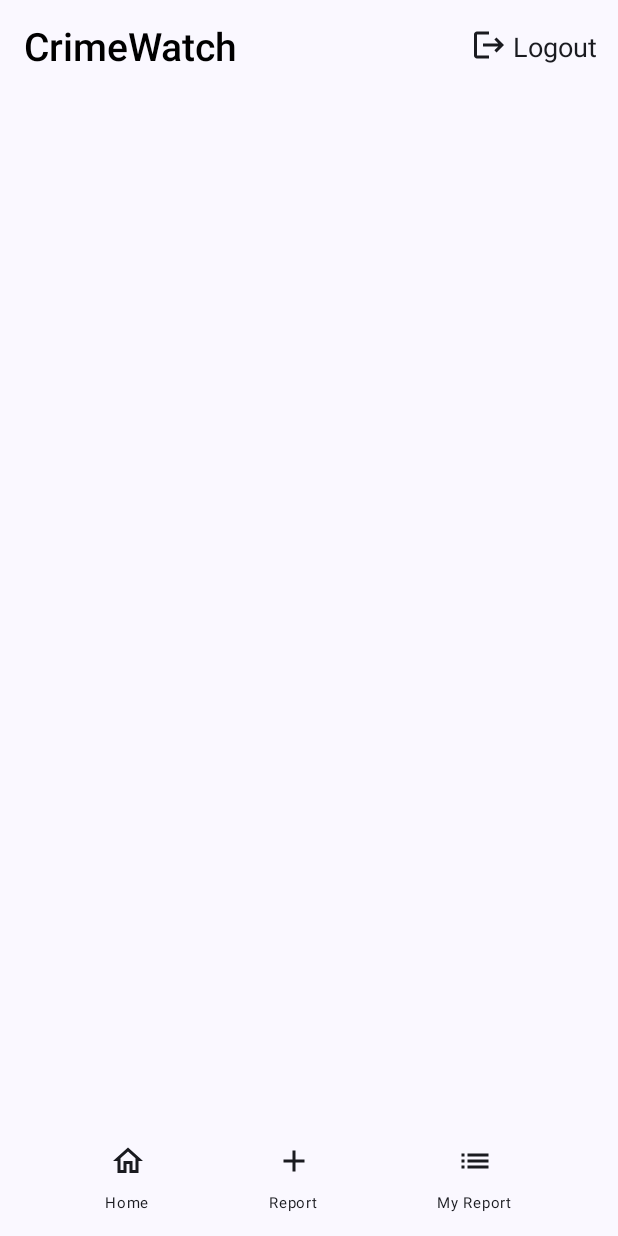
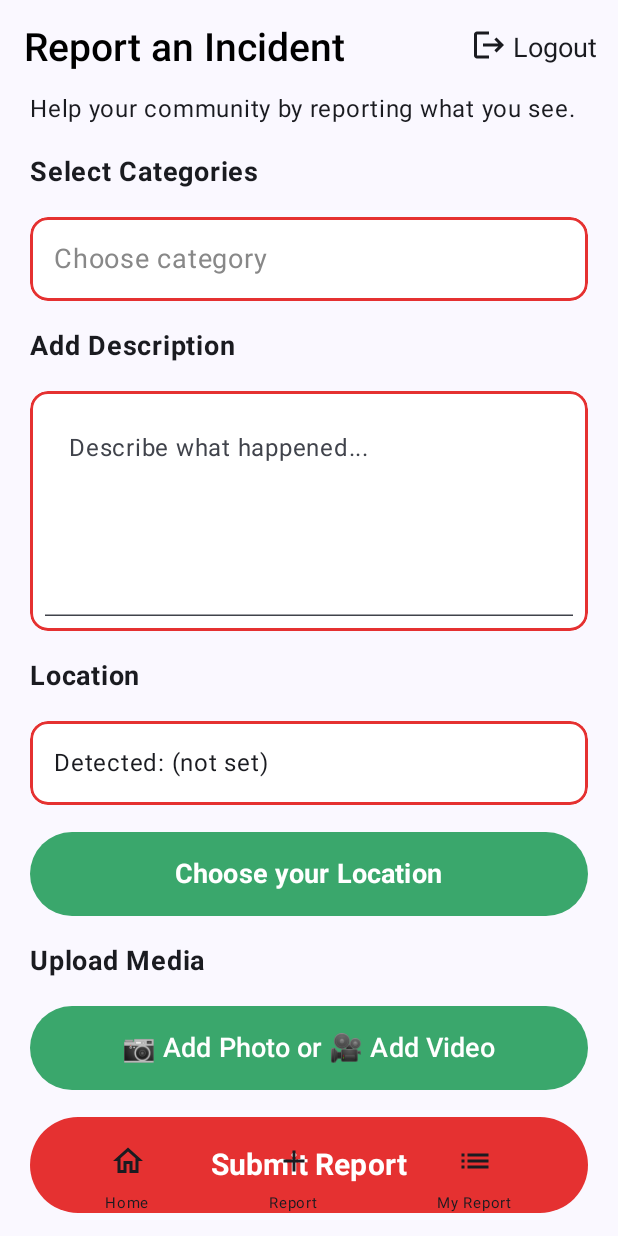
Before and after one commit to DevDewangan16/CrimeWatch, an Android app built with Jetpack Compose: the composable CrimeApp shown on its own in the app's theme, after a tap on "Report", on a phone screen of 412 x 824 dp. Run offline under Robolectric (Android 15) with nearby library versions, the phone set to English and light mode, and no system bars; our stand-ins replace Firebase (no records; nobody signed in at launch, a user with empty details on screens opened directly).

Commit message:
Completed the UI of the Report Screen .

```diff
--- a/app/src/main/java/com/example/crimewatch/ui/CrimeApp.kt
+++ b/app/src/main/java/com/example/crimewatch/ui/CrimeApp.kt
@@ -147,10 +147,14 @@ fun CrimeApp(
                     navHostController = navHostController
                 )
             }
+            composable(route = CrimeAppScreen.Report.name){
+                ReportScreen(crimeViewModel = crimeViewModel, navHostController = navHostController)
+            }
         }
 
         if (logoutClicked){
             AlertCheck(onYesButtonPressed = {
+                crimeViewModel.setLogoutStatus(false)
                 crimeViewModel.signOut()
             },
                 onNoButtonPressed = {
--- /dev/null
+++ b/app/src/main/java/com/example/crimewatch/ui/ReportScreen.kt
@@ -0,0 +1,356 @@
+// ReportScreen.kt
+package com.example.crimewatch.ui
+
+import android.net.Uri
+import androidx.activity.compose.rememberLauncherForActivityResult
+import androidx.activity.result.contract.ActivityResultContracts
+import androidx.compose.foundation.BorderStroke
+import androidx.compose.foundation.background
+import androidx.compose.foundation.border
+import androidx.compose.foundation.clickable
+import androidx.compose.foundation.layout.Arrangement
+import androidx.compose.foundation.layout.Box
+import androidx.compose.foundation.layout.Column
+import androidx.compose.foundation.layout.Row
+import androidx.compose.foundation.layout.Spacer
+import androidx.compose.foundation.layout.fillMaxWidth
+import androidx.compose.foundation.layout.fillMaxSize
+import androidx.compose.foundation.layout.height
+import androidx.compose.foundation.layout.padding
+import androidx.compose.foundation.layout.size
+import androidx.compose.foundation.layout.fillMaxHeight
+import androidx.compose.foundation.rememberScrollState
+import androidx.compose.foundation.verticalScroll
+import androidx.compose.foundation.shape.RoundedCornerShape
+import androidx.compose.material3.AlertDialog
+import androidx.compose.material3.ButtonDefaults
+import androidx.compose.material3.Card
+import androidx.compose.material3.CircularProgressIndicator
+import androidx.compose.material3.ExperimentalMaterial3Api
+import androidx.compose.material3.Icon
+import androidx.compose.material3.Scaffold
+import androidx.compose.material3.Text
+import androidx.compose.material3.Button
+import androidx.compose.material3.TextButton
+import androidx.compose.material3.TextField
+import androidx.compose.material3.TextFieldDefaults
+import androidx.compose.runtime.Composable
+import androidx.compose.runtime.LaunchedEffect
+import androidx.compose.runtime.getValue
+import androidx.compose.runtime.rememberCoroutineScope
+import androidx.compose.runtime.mutableStateOf
+import androidx.compose.runtime.remember
+import androidx.compose.runtime.setValue
+import androidx.compose.ui.Alignment
+import androidx.compose.ui.Modifier
+import androidx.compose.ui.graphics.Color
+import androidx.compose.ui.draw.clip
+import androidx.compose.ui.platform.LocalContext
+import androidx.compose.ui.res.painterResource
+import androidx.compose.ui.text.font.FontWeight
+import androidx.compose.ui.unit.dp
+import androidx.compose.ui.unit.sp
+import androidx.navigation.NavHostController
+import com.example.crimewatch.R
+import kotlinx.coroutines.delay
+import kotlinx.coroutines.launch
+import androidx.compose.foundation.layout.padding
+import androidx.compose.foundation.layout.width
+import androidx.compose.foundation.layout.ColumnScope
+import androidx.compose.foundation.layout.fillMaxWidth
+import androidx.compose.ui.text.style.TextAlign
+import androidx.compose.foundation.layout.navigationBarsPadding
+
+@OptIn(ExperimentalMaterial3Api::class)
+@Composable
+fun ReportScreen(
+    crimeViewModel: CrimeViewModel,
+    navHostController: NavHostController
+) {
+    // State
+    var showCategoryDialog by remember { mutableStateOf(false) }
+    var selectedCategory by remember { mutableStateOf<String?>(null) }
+    var description by remember { mutableStateOf("") }
+    var locationText by remember { mutableStateOf("Detected: (not set)") }
+    var pickedMediaUri by remember { mutableStateOf<Uri?>(null) }
+
+    var isSubmitting by remember { mutableStateOf(false) }
+    var showSuccessDialog by remember { mutableStateOf(false) }
+    var showFailureDialog by remember { mutableStateOf(false) }
+
+    val coroutineScope = rememberCoroutineScope()
+    val context = LocalContext.current
+
+    // Media picker
+    val mediaPicker = rememberLauncherForActivityResult(
+        contract = ActivityResultContracts.GetContent()
+    ) { uri: Uri? ->
+        if (uri != null) pickedMediaUri = uri
+    }
+
+    val categories = listOf(
+        "Municipal Complaints",
+        "Theft",
+        "Accident",
+        "Harassment",
+        "Vandalism",
+        "Other"
+    )
+
+    // Scaffold + scrollable content
+    Scaffold { innerPadding ->
+        val scrollState = rememberScrollState()
+
+        Column(
+            modifier = Modifier
+                .padding(innerPadding)                   // respect scaffold insets
+                .padding(horizontal = 20.dp, vertical = 12.dp)
+                .verticalScroll(scrollState)              // enable scrolling
+                .fillMaxWidth()
+                .navigationBarsPadding(),                 // keep above navigation bars
+            verticalArrangement = Arrangement.spacedBy(18.dp)
+        ) {
+            Text(text = "Report an Incident", fontSize = 26.sp, fontWeight = FontWeight.Bold)
+            Text(text = "Help your community by reporting what you see.", fontSize = 16.sp)
+
+            // Category
+            Text(text = "Select Categories", fontSize = 18.sp, fontWeight = FontWeight.Bold)
+            Box(
+                modifier = Modifier
+                    .fillMaxWidth()
+                    .height(56.dp)
+                    .clip(RoundedCornerShape(12.dp))
+                    .background(Color.White)
+                    .borderRounded(red = true)
+                    .clickable { showCategoryDialog = true },
+                contentAlignment = Alignment.CenterStart
+            ) {
+                Text(
+                    text = selectedCategory ?: "Choose category",
+                    modifier = Modifier.padding(horizontal = 16.dp),
+                    fontSize = 18.sp,
+                    color = if (selectedCategory == null) Color.Gray else Color.Black
+                )
+            }
+
+            // Description
+            Text(text = "Add Description", fontSize = 18.sp, fontWeight = FontWeight.Bold)
+            Box(
+                modifier = Modifier
+                    .fillMaxWidth()
+                    .height(160.dp)
+                    .clip(RoundedCornerShape(12.dp))
+                    .background(Color.White)
+                    .borderRounded(red = true)
+                    .padding(6.dp)
+            ) {
+                TextField(
+                    value = description,
+                    onValueChange = { description = it },
+                    placeholder = { Text(text = "Describe what happened...") },
+                    modifier = Modifier
+                        .fillMaxSize()
+                        .padding(4.dp),
+                    colors = TextFieldDefaults.textFieldColors(
+                        containerColor = Color.Transparent
+                    )
+                )
+            }
+
+            // Location
+            Text(text = "Location", fontSize = 18.sp, fontWeight = FontWeight.Bold)
+            Box(
+                modifier = Modifier
+                    .fillMaxWidth()
+                    .height(56.dp)
+                    .clip(RoundedCornerShape(12.dp))
+                    .background(Color.White)
+                    .borderRounded(red = true),
+                contentAlignment = Alignment.CenterStart
+            ) {
+                Text(text = locationText, modifier = Modifier.padding(horizontal = 16.dp), fontSize = 16.sp)
+            }
+
+            Button(
+                onClick = {
+                    // placeholder location detection
+                    locationText = "Detected: Near Central Park"
+                },
+                modifier = Modifier
+                    .fillMaxWidth()
+                    .height(56.dp),
+                colors = androidx.compose.material3.ButtonDefaults.buttonColors(containerColor = Color(0xFF3AA76C))
+            ) {
+                Text(text = "Choose your Location", fontSize = 18.sp, color = Color.White, fontWeight = FontWeight.Bold)
+            }
+
+            // Upload
+            Text(text = "Upload Media", fontSize = 18.sp, fontWeight = FontWeight.Bold)
+            Button(
+                onClick = {
+                    mediaPicker.launch("*/*")
+                },
+                modifier = Modifier
+                    .fillMaxWidth()
+                    .height(56.dp),
+                colors = androidx.compose.material3.ButtonDefaults.buttonColors(containerColor = Color(0xFF3AA76C))
+            ) {
+                Text(text = "\uD83D\uDCF7 Add Photo or \uD83C\uDFA5 Add Video", fontSize = 18.sp, color = Color.White)
+            }
+            pickedMediaUri?.let { uri ->
+                Text(text = "Selected: ${uri.lastPathSegment ?: uri}", fontSize = 12.sp, color = Color.Gray)
+            }
+
+            // Submit
+            Button(
+                onClick = {
+                    if (selectedCategory.isNullOrBlank()) {
+                        showFailureDialog = true
+                        return@Button
+                    }
+                    isSubmitting = true
+                    coroutineScope.launch {
+                        val success = simulateSubmit(
+                            category = selectedCategory!!,
+                            description = description,
+                            location = locationText,
+                            media = pickedMediaUri
+                        )
+                        isSubmitting = false
+                        if (success) showSuccessDialog = true else showFailureDialog = true
+                    }
+                },
+                modifier = Modifier
+                    .fillMaxWidth()
+                    .height(64.dp),
+                colors = ButtonDefaults.buttonColors(containerColor = Color(0xFFE53131))
+            ) {
+                if (isSubmitting) {
+                    CircularProgressIndicator(color = Color.White, modifier = Modifier.size(20.dp))
+                } else {
+                    Text(text = "Submit Report", fontSize = 20.sp, color = Color.White, fontWeight = FontWeight.Bold)
+                }
+            }
+
+            // Extra bottom spacer so content doesn't get hidden by bottom bar
+            Spacer(modifier = Modifier.height(88.dp))
+        }
+    }
+
+    // Category dialog
+    if (showCategoryDialog) {
+        CategorySelectionDialog(
+            categories = categories,
+            onSelect = {
+                selectedCategory = it
+                showCategoryDialog = false
+            },
+            onDismiss = { showCategoryDialog = false }
+        )
+    }
+
+    // Success / Failure
+    if (showSuccessDialog) {
+        FullScreenMessageDialog(
+            titleEmoji = "\u2705",
+            title = "Report Submitted",
+            message = "Your report has been sent for verification.\nYou’ll be notified once reviewed.",
+            positiveLabel = "OK",
+            onPositive = {
+                showSuccessDialog = false
+                navHostController.navigate(CrimeAppScreen.Home.name) {
+                    popUpTo(CrimeAppScreen.Report.name) { inclusive = true }
+                }
+            }
+        )
+    }
+
+    if (showFailureDialog) {
+        FullScreenMessageDialog(
+            titleEmoji = "\u26A0",
+            title = "Submission Failed",
+            message = "Please check your internet connection.",
+            positiveLabel = "RETRY",
+            onPositive = { showFailureDialog = false }
+        )
+    }
+}
+
+/** Dialog: categories list */
+@Composable
+fun CategorySelectionDialog(
+    categories: List<String>,
+    onSelect: (String) -> Unit,
+    onDismiss: () -> Unit
+) {
+    AlertDialog(
+        onDismissRequest = { onDismiss() },
+        title = { Text("Categories", fontWeight = FontWeight.Bold) },
+        text = {
+            Column {
+                categories.forEach { cat ->
+                    Column(
+                        modifier = Modifier
+                            .fillMaxWidth()
+                            .clickable { onSelect(cat) }
+                            .padding(vertical = 10.dp)
+                    ) {
+                        Text(text = cat, fontSize = 22.sp, modifier = Modifier.padding(8.dp))
+                        androidx.compose.material3.Divider()
+                    }
+                }
+            }
+        },
+        confirmButton = {},
+        dismissButton = {
+            TextButton(onClick = onDismiss) { Text("Close") }
+        }
+    )
+}
+
+/** Full screen message dialog */
+@Composable
+fun FullScreenMessageDialog(
+    titleEmoji: String,
+    title: String,
+    message: String,
+    positiveLabel: String,
+    onPositive: () -> Unit
+) {
+    AlertDialog(
+        onDismissRequest = { /* block */ },
+        title = {
+            Row(verticalAlignment = Alignment.CenterVertically) {
+                Text(text = titleEmoji, fontSize = 36.sp)
+                Spacer(modifier = Modifier.size(8.dp))
+                Text(text = title, fontSize = 28.sp, fontWeight = FontWeight.Bold)
+            }
+        },
+        text = { Text(text = message, fontSize = 20.sp) },
+        confirmButton = {
+            TextButton(onClick = onPositive) {
+                Text(text = positiveLabel, fontSize = 20.sp, color = Color(0xFFE53131), fontWeight = FontWeight.Bold)
+            }
+        },
+        containerColor = Color.White
+    )
+}
+
+/** Simulated submit (replace with real network call) */
+suspend fun simulateSubmit(
+    category: String,
+    description: String,
+    location: String,
+    media: Uri?
+): Boolean {
+    delay(1400L)
+    return description.isNotBlank()
+}
+
+/** Rounded border modifier */
+fun Modifier.borderRounded(red: Boolean = false): Modifier {
+    val color = if (red) Color(0xFFE53131) else Color.Gray
+    return this
+        .clip(RoundedCornerShape(12.dp))
+        .border(width = 2.dp, color = color, shape = RoundedCornerShape(12.dp))
+}
```
Also changed, not shown: app/src/main/AndroidManifest.xml (+16 -0 lines).
